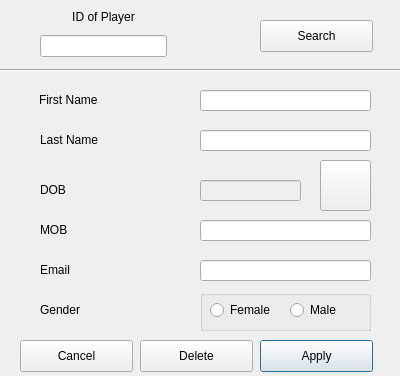
Above: editplayerdiag.ui from stefanmarjanovic/Comp before the change. Below: the same form after it.
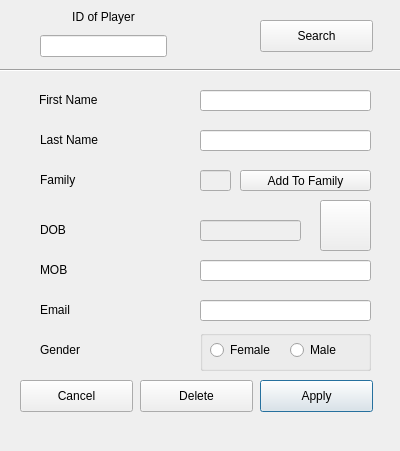
That is the form after the change. Icons and pictures are not drawn.

What changed in the file:
```diff
--- a/editplayerdiag.ui
+++ b/editplayerdiag.ui
@@ -7,7 +7,7 @@
     <x>0</x>
     <y>0</y>
     <width>400</width>
-    <height>376</height>
+    <height>451</height>
    </rect>
   </property>
   <property name="windowTitle">
@@ -17,7 +17,7 @@
    <property name="geometry">
     <rect>
      <x>40</x>
-     <y>180</y>
+     <y>220</y>
      <width>121</width>
      <height>20</height>
     </rect>
@@ -40,7 +40,7 @@
    <property name="geometry">
     <rect>
      <x>200</x>
-     <y>260</y>
+     <y>300</y>
      <width>171</width>
      <height>21</height>
     </rect>
@@ -63,7 +63,7 @@
    <property name="geometry">
     <rect>
      <x>40</x>
-     <y>300</y>
+     <y>340</y>
      <width>121</width>
      <height>20</height>
     </rect>
@@ -76,7 +76,7 @@
    <property name="geometry">
     <rect>
      <x>260</x>
-     <y>340</y>
+     <y>380</y>
      <width>113</width>
      <height>32</height>
     </rect>
@@ -101,7 +101,7 @@
    <property name="geometry">
     <rect>
      <x>20</x>
-     <y>340</y>
+     <y>380</y>
      <width>113</width>
      <height>32</height>
     </rect>
@@ -137,7 +137,7 @@
    <property name="geometry">
     <rect>
      <x>200</x>
-     <y>290</y>
+     <y>330</y>
      <width>171</width>
      <height>41</height>
     </rect>
@@ -179,7 +179,7 @@
    <property name="geometry">
     <rect>
      <x>200</x>
-     <y>220</y>
+     <y>260</y>
      <width>171</width>
      <height>21</height>
     </rect>
@@ -189,7 +189,7 @@
    <property name="geometry">
     <rect>
      <x>40</x>
-     <y>260</y>
+     <y>300</y>
      <width>121</width>
      <height>20</height>
     </rect>
@@ -202,7 +202,7 @@
    <property name="geometry">
     <rect>
      <x>40</x>
-     <y>220</y>
+     <y>260</y>
      <width>121</width>
      <height>20</height>
     </rect>
@@ -253,7 +253,7 @@
    <property name="geometry">
     <rect>
      <x>140</x>
-     <y>340</y>
+     <y>380</y>
      <width>113</width>
      <height>32</height>
     </rect>
@@ -272,7 +272,7 @@
    <property name="geometry">
     <rect>
      <x>200</x>
-     <y>180</y>
+     <y>220</y>
      <width>101</width>
      <height>21</height>
     </rect>
@@ -285,7 +285,7 @@
    <property name="geometry">
     <rect>
      <x>320</x>
-     <y>160</y>
+     <y>200</y>
      <width>51</width>
      <height>51</height>
     </rect>
@@ -322,6 +322,48 @@
     </item>
    </layout>
   </widget>
+  <widget class="QLineEdit" name="familyID">
+   <property name="enabled">
+    <bool>false</bool>
+   </property>
+   <property name="geometry">
+    <rect>
+     <x>200</x>
+     <y>170</y>
+     <width>31</width>
+     <height>21</height>
+    </rect>
+   </property>
+   <property name="acceptDrops">
+    <bool>false</bool>
+   </property>
+  </widget>
+  <widget class="QLabel" name="label_8">
+   <property name="geometry">
+    <rect>
+     <x>40</x>
+     <y>170</y>
+     <width>121</width>
+     <height>20</height>
+    </rect>
+   </property>
+   <property name="text">
+    <string>Family</string>
+   </property>
+  </widget>
+  <widget class="QPushButton" name="famSearch">
+   <property name="geometry">
+    <rect>
+     <x>240</x>
+     <y>170</y>
+     <width>131</width>
+     <height>21</height>
+    </rect>
+   </property>
+   <property name="text">
+    <string>Add To Family</string>
+   </property>
+  </widget>
  </widget>
  <tabstops>
   <tabstop>id</tabstop>
```
